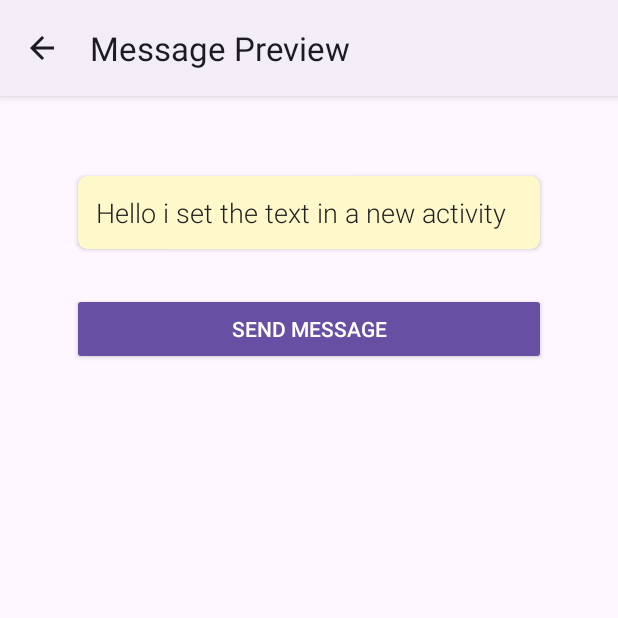
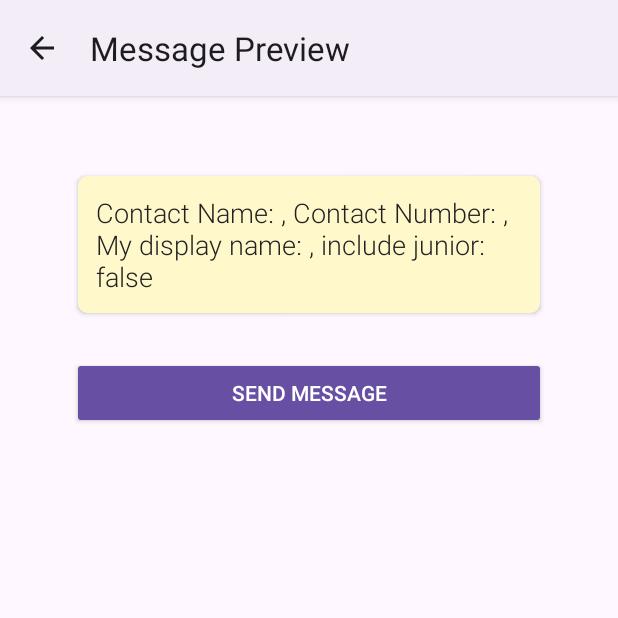
Before and after one commit to kem79/My-Self-Promo-App, an Android app: the screen it shows after launch (PreviewActivity), after a tap on "PREVIEW MESSAGE", on a phone screen of 412 x 824 dp, the top half of it. Run offline under Robolectric (Android 15) with nearby library versions, the phone set to English and light mode, and no system bars.

Commit message:
pass data to preview through the intent object #8

```diff
--- a/app/src/main/java/com/marcal/selfpromoapp/MainActivity.kt
+++ b/app/src/main/java/com/marcal/selfpromoapp/MainActivity.kt
@@ -33,6 +33,13 @@ class MainActivity : AppCompatActivity() {
         val startDate = binding.editTextStartDate.text.toString()
 
         val previewActivityIntent = Intent(this, PreviewActivity::class.java)
+        previewActivityIntent.putExtra("Contact Name", contactName)
+        previewActivityIntent.putExtra("Contact Number", contactNumber)
+        previewActivityIntent.putExtra("My Display Name", myDisplayName)
+        previewActivityIntent.putExtra("Include Junior", includeJunior)
+        previewActivityIntent.putExtra("Job Title", jobTitle)
+        previewActivityIntent.putExtra("Immediate Start", immediateStart)
+        previewActivityIntent.putExtra("Start Date", startDate)
         startActivity(previewActivityIntent)
     }
 }
--- a/app/src/main/java/com/marcal/selfpromoapp/PreviewActivity.kt
+++ b/app/src/main/java/com/marcal/selfpromoapp/PreviewActivity.kt
@@ -13,7 +13,16 @@ class PreviewActivity : AppCompatActivity() {
         val binding = ActivityPreviewBinding.inflate(layoutInflater)
         val view = binding.root
         setContentView(view)
-        binding.textViewMessage.text = "Hello i set the text in a new activity"
+        val contactName = intent.getStringExtra("Contact Name")
+        val contactNumber = intent.getStringExtra("Contact Number")
+        val myDisplayName = intent.getStringExtra("My Display Name")
+        val includeJunior = intent.getBooleanExtra("Include Junior", false)
+        val jobTitle = intent.getStringExtra("Job Title")
+        val immediateStart = intent.getBooleanExtra("Immediate Start", false)
+        val startDate = intent.getStringExtra("Start Date")
+
+        val testString = "Contact Name: $contactName, Contact Number: $contactNumber, My display name: $myDisplayName, include junior: $includeJunior"
+        binding.textViewMessage.text = testString
 
     }
 }
```
